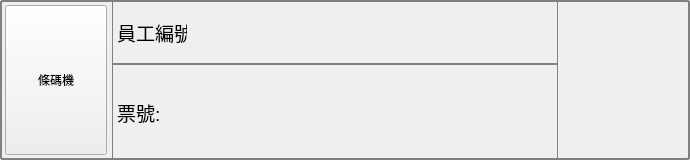
Old version of the form BRClient/ItemBarcode.ui in the repository roger0816/BRC.
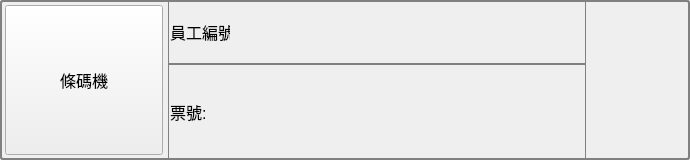
New version of the form. Custom widgets are drawn as their Qt base class.

Patch:
```diff
--- a/BRClient/ItemBarcode.ui
+++ b/BRClient/ItemBarcode.ui
@@ -45,7 +45,7 @@
     <widget class="QWidget" name="w0" native="true">
      <property name="minimumSize">
       <size>
-       <width>0</width>
+       <width>121</width>
        <height>0</height>
       </size>
      </property>
@@ -61,7 +61,7 @@
     padding: 1px 18px 1px 3px;
     min-width: 6em;}</string>
      </property>
-     <layout class="QGridLayout" name="gridLayout_4" rowstretch="2,3" columnstretch="1,4,1">
+     <layout class="QGridLayout" name="gridLayout_4" rowstretch="2,3" columnstretch="2,5,1">
       <property name="leftMargin">
        <number>0</number>
       </property>
@@ -124,6 +124,11 @@
              <height>16777215</height>
             </size>
            </property>
+           <property name="font">
+            <font>
+             <pointsize>12</pointsize>
+            </font>
+           </property>
            <property name="styleSheet">
             <string notr="true"/>
            </property>
@@ -142,7 +147,7 @@
        <widget class="QWidget" name="w0_1" native="true">
         <property name="minimumSize">
          <size>
-          <width>160</width>
+          <width>119</width>
           <height>0</height>
          </size>
         </property>
@@ -153,34 +158,34 @@
         </property>
         <layout class="QGridLayout" name="gridLayout_3">
          <property name="leftMargin">
-          <number>5</number>
+          <number>2</number>
          </property>
          <property name="topMargin">
-          <number>5</number>
+          <number>2</number>
          </property>
          <property name="rightMargin">
-          <number>5</number>
+          <number>2</number>
          </property>
          <property name="bottomMargin">
-          <number>5</number>
+          <number>2</number>
          </property>
          <item row="0" column="0">
           <widget class="QLabel" name="lbTitle0">
            <property name="minimumSize">
             <size>
-             <width>70</width>
+             <width>60</width>
              <height>0</height>
             </size>
            </property>
            <property name="maximumSize">
             <size>
-             <width>70</width>
+             <width>60</width>
              <height>16777215</height>
             </size>
            </property>
            <property name="font">
             <font>
-             <pointsize>14</pointsize>
+             <pointsize>12</pointsize>
             </font>
            </property>
            <property name="text">
@@ -202,6 +207,11 @@
              <height>0</height>
             </size>
            </property>
+           <property name="font">
+            <font>
+             <pointsize>12</pointsize>
+            </font>
+           </property>
           </widget>
          </item>
         </layout>
@@ -211,7 +221,7 @@
        <widget class="QWidget" name="w0_2" native="true">
         <property name="minimumSize">
          <size>
-          <width>160</width>
+          <width>119</width>
           <height>0</height>
          </size>
         </property>
@@ -222,34 +232,34 @@
         </property>
         <layout class="QGridLayout" name="gridLayout_8">
          <property name="leftMargin">
-          <number>5</number>
+          <number>2</number>
          </property>
          <property name="topMargin">
-          <number>5</number>
+          <number>2</number>
          </property>
          <property name="rightMargin">
-          <number>5</number>
+          <number>2</number>
          </property>
          <property name="bottomMargin">
-          <number>5</number>
+          <number>2</number>
          </property>
          <item row="0" column="0">
           <widget class="QLabel" name="lbTitle1">
            <property name="minimumSize">
             <size>
-             <width>70</width>
+             <width>60</width>
              <height>0</height>
             </size>
            </property>
            <property name="maximumSize">
             <size>
-             <width>70</width>
+             <width>60</width>
              <height>16777215</height>
             </size>
            </property>
            <property name="font">
             <font>
-             <pointsize>14</pointsize>
+             <pointsize>12</pointsize>
             </font>
            </property>
            <property name="text">
@@ -265,6 +275,11 @@
              <verstretch>0</verstretch>
             </sizepolicy>
            </property>
+           <property name="font">
+            <font>
+             <pointsize>12</pointsize>
+            </font>
+           </property>
           </widget>
          </item>
         </layout>
```
